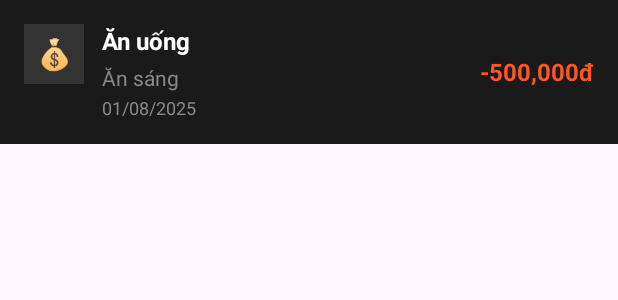
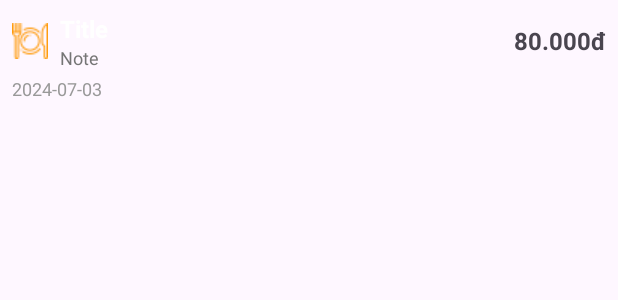
Before and after one commit to quangvo5803/ExpenseManagement_Clone, an Android app: the layout item_transaction.xml on its own in the app's theme, with its tools: preview values and no code run, on a phone screen of 412 x 824 dp. Shown: the top 300 px of the screen. Run offline under Robolectric (Android 15) with nearby library versions, the phone set to English and light mode, and no system bars.

Commit message:
[QuangVV - 2025-07-16] Fix bug

```diff
--- a/app/src/main/java/com/example/myapplication/UI/AddExpenseFragment.java
+++ b/app/src/main/java/com/example/myapplication/UI/AddExpenseFragment.java
@@ -140,7 +140,7 @@ public class AddExpenseFragment extends Fragment {
 
             Transaction transaction = new Transaction(
                     0,
-                    "income",
+                    "expense",
                     selectedCategory,
                     amount,
                     dbFormattedDate,
--- a/app/src/main/java/com/example/myapplication/UI/StatisticFragmentPerMonth.java
+++ b/app/src/main/java/com/example/myapplication/UI/StatisticFragmentPerMonth.java
@@ -194,7 +194,7 @@ public class StatisticFragmentPerMonth extends Fragment {
         filteredTransactions.sort((t1, t2) -> t2.getDate().compareTo(t1.getDate()));
 
         // Cập nhật adapter
-        adapter.updateTransactions(filteredTransactions);
+        adapter.setTransactionList(filteredTransactions);
     }
 
     private String formatCurrency(double amount) {
--- a/app/src/main/res/layout/item_transaction.xml
+++ b/app/src/main/res/layout/item_transaction.xml
@@ -1,68 +1,69 @@
 <?xml version="1.0" encoding="utf-8"?>
-<LinearLayout xmlns:android="http://schemas.android.com/apk/res/android"
+<LinearLayout
+    xmlns:android="http://schemas.android.com/apk/res/android"
+    android:orientation="vertical"
+    android:padding="8dp"
+    android:background="?android:attr/selectableItemBackground"
     android:layout_width="match_parent"
-    android:layout_height="wrap_content"
+    android:layout_height="wrap_content">
+
+    <LinearLayout
         android:orientation="horizontal"
-    android:padding="16dp"
-    android:background="#1A1A1A"
-    android:layout_marginBottom="8dp">
+        android:gravity="center_vertical"
+        android:layout_width="match_parent"
+        android:layout_height="wrap_content">
 
-    <!-- Icon danh mục -->
-    <TextView
-        android:id="@+id/tvCategoryIcon"
-        android:layout_width="40dp"
-        android:layout_height="40dp"
-        android:text="💰"
-        android:textSize="20sp"
-        android:gravity="center"
-        android:background="#333333"
-        android:textColor="#FFFFFF"
-        android:layout_marginEnd="12dp"/>
+        <!-- Icon -->
+        <ImageView
+            android:id="@+id/imgIcon"
+            android:layout_width="24dp"
+            android:layout_height="24dp"
+            android:src="@drawable/ic_food"
+            android:layout_marginEnd="8dp"/>
 
-    <!-- Thông tin giao dịch -->
+        <!-- Nội dung trung tâm -->
         <LinearLayout
+            android:orientation="vertical"
+            android:layout_weight="1"
             android:layout_width="0dp"
-        android:layout_height="wrap_content"
-        android:layout_weight="1"
-        android:orientation="vertical">
+            android:layout_height="wrap_content">
 
             <TextView
                 android:id="@+id/tvCategory"
+                android:text="Title"
+                android:textStyle="bold"
+                android:textSize="16sp"
+                android:textColor="@android:color/white"
                 android:layout_width="wrap_content"
-            android:layout_height="wrap_content"
-            android:text="Ăn uống"
-            android:textColor="#FFFFFF"
-            android:textSize="16sp"
-            android:textStyle="bold"/>
+                android:layout_height="wrap_content"/>
 
             <TextView
-            android:id="@+id/tvDescription"
+                android:id="@+id/tvNote"
+                android:text="Note"
+                android:textSize="12sp"
+                android:textColor="#757575"
                 android:layout_width="wrap_content"
-            android:layout_height="wrap_content"
-            android:text="Ăn sáng"
-            android:textColor="#888888"
-            android:textSize="14sp"
-            android:layout_marginTop="4dp"/>
-
-        <TextView
-            android:id="@+id/tvDate"
-            android:layout_width="wrap_content"
-            android:layout_height="wrap_content"
-            android:text="01/08/2025"
-            android:textColor="#888888"
-            android:textSize="12sp"
-            android:layout_marginTop="2dp"/>
+                android:layout_height="wrap_content"/>
         </LinearLayout>
 
         <!-- Số tiền -->
         <TextView
             android:id="@+id/tvAmount"
-        android:layout_width="wrap_content"
-        android:layout_height="wrap_content"
-        android:text="-500,000đ"
-        android:textColor="#FF5722"
+            android:text="80.000đ"
             android:textSize="16sp"
             android:textStyle="bold"
-        android:layout_gravity="center_vertical"/>
+            android:layout_marginStart="8dp"
+            android:layout_width="wrap_content"
+            android:layout_height="wrap_content"/>
+    </LinearLayout>
 
+    <!-- Ngày giao dịch -->
+    <TextView
+        android:id="@+id/tvDate"
+        android:text="2024-07-03"
+        android:textSize="12sp"
+        android:textColor="#999999"
+        android:layout_marginTop="4dp"
+        android:layout_width="wrap_content"
+        android:layout_height="wrap_content"/>
 </LinearLayout>
```
Also changed, not shown: app/src/main/java/com/example/myapplication/adapter/TransactionAdapter.java (+42 -97 lines). Lines whose indentation alone changed are shown as unchanged.
